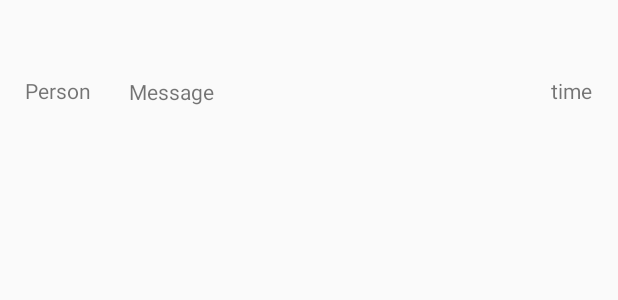
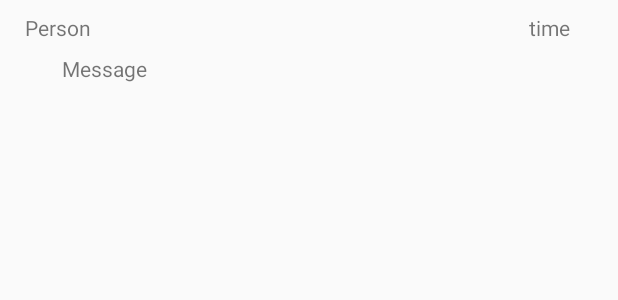
Before and after one commit to seacamjen/ChatterWithMe, an Android app: the layout message.xml on its own in the app's theme, with its tools: preview values and no code run, on a phone screen of 412 x 824 dp. Shown: the top 300 px of the screen. Run offline under Robolectric (Android 15) with nearby library versions, the phone set to English and light mode, and no system bars.

Commit message:
firebase recycler now works

```diff
--- a/app/src/main/java/com/example/guest/chatterwithme/ui/MainActivity.java
+++ b/app/src/main/java/com/example/guest/chatterwithme/ui/MainActivity.java
@@ -51,7 +51,7 @@ public class MainActivity extends AppCompatActivity implements View.OnClickListe
                 .getInstance()
                 .getReference()
                 .child("messages");
-        setUpFirebaseAdapter();
+
 
         mSearchedMessageReference.addValueEventListener(new ValueEventListener() {
             @Override
@@ -85,6 +85,7 @@ public class MainActivity extends AppCompatActivity implements View.OnClickListe
             }
         };
         mFab.setOnClickListener(this);
+        setUpFirebaseAdapter();
     }
 
     private void setUpFirebaseAdapter() {
@@ -106,8 +107,8 @@ public class MainActivity extends AppCompatActivity implements View.OnClickListe
             DatabaseReference messageRef = FirebaseDatabase
                     .getInstance()
                     .getReference("messages");
-            messageRef.push().setValue(new ChatMessage(message, "Person"));
-            Log.v("Saving?", "Saved please oooooooooooo");
+            ChatMessage newMessage = new ChatMessage(message, "Person");
+            messageRef.push().setValue(newMessage);
         }
         mInput.setText("");
     }
--- a/app/src/main/res/layout/message.xml
+++ b/app/src/main/res/layout/message.xml
@@ -4,7 +4,7 @@
     xmlns:app="http://schemas.android.com/apk/res-auto"
     xmlns:tools="http://schemas.android.com/tools"
     android:layout_width="match_parent"
-    android:layout_height="match_parent">
+    android:layout_height="wrap_content">
 
     <TextView
         android:id="@+id/message_text"
@@ -13,14 +13,14 @@
         android:layout_marginBottom="8dp"
         android:layout_marginLeft="8dp"
         android:layout_marginRight="8dp"
-        android:layout_marginTop="8dp"
         android:text="Message"
         app:layout_constraintBottom_toBottomOf="parent"
-        app:layout_constraintHorizontal_bias="0.437"
+        app:layout_constraintHorizontal_bias="0.185"
         app:layout_constraintLeft_toLeftOf="parent"
         app:layout_constraintRight_toRightOf="parent"
-        app:layout_constraintTop_toTopOf="parent"
-        app:layout_constraintVertical_bias="0.056" />
+        android:layout_marginTop="8dp"
+        app:layout_constraintTop_toBottomOf="@+id/message_user"
+        app:layout_constraintVertical_bias="0.023" />
 
     <TextView
         android:id="@+id/message_user"
@@ -32,11 +32,11 @@
         android:layout_marginTop="8dp"
         android:text="Person"
         app:layout_constraintBottom_toBottomOf="parent"
-        app:layout_constraintHorizontal_bias="0.025"
+        app:layout_constraintHorizontal_bias="0.024"
         app:layout_constraintLeft_toLeftOf="parent"
         app:layout_constraintRight_toRightOf="parent"
         app:layout_constraintTop_toTopOf="parent"
-        app:layout_constraintVertical_bias="0.054" />
+        app:layout_constraintVertical_bias="0.016" />
 
     <TextView
         android:id="@+id/message_time"
@@ -48,9 +48,9 @@
         android:layout_marginTop="8dp"
         android:text="time"
         app:layout_constraintBottom_toBottomOf="parent"
-        app:layout_constraintHorizontal_bias="0.974"
+        app:layout_constraintHorizontal_bias="0.935"
         app:layout_constraintLeft_toLeftOf="parent"
         app:layout_constraintRight_toRightOf="parent"
         app:layout_constraintTop_toTopOf="parent"
-        app:layout_constraintVertical_bias="0.054" />
+        app:layout_constraintVertical_bias="0.016" />
 </android.support.constraint.ConstraintLayout>
```
